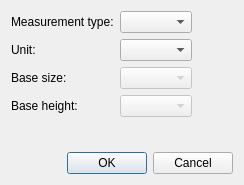
First picture: the form in src/app/seamlyme/dialogs/dialognewmeasurements.ui, repository FashionFreedom/Seamly2D, before the edit.
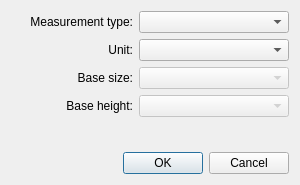
Second picture: the form after the edit. Icons and pictures are not drawn.

Diff of the .ui file:
```diff
--- a/src/app/seamlyme/dialogs/dialognewmeasurements.ui
+++ b/src/app/seamlyme/dialogs/dialognewmeasurements.ui
@@ -9,10 +9,16 @@
    <rect>
     <x>0</x>
     <y>0</y>
-    <width>244</width>
+    <width>300</width>
     <height>185</height>
    </rect>
   </property>
+  <property name="minimumSize">
+   <size>
+    <width>300</width>
+    <height>0</height>
+   </size>
+  </property>
   <property name="windowTitle">
    <string>New measurement file</string>
   </property>
@@ -22,18 +28,24 @@
   </property>
   <layout class="QVBoxLayout" name="verticalLayout">
    <item>
-    <layout class="QFormLayout" name="formLayout">
-     <property name="fieldGrowthPolicy">
-      <enum>QFormLayout::ExpandingFieldsGrow</enum>
-     </property>
-     <item row="0" column="0">
+    <layout class="QHBoxLayout" name="horizontalLayout">
+     <item>
       <widget class="QLabel" name="label">
+       <property name="minimumSize">
+        <size>
+         <width>120</width>
+         <height>0</height>
+        </size>
+       </property>
        <property name="text">
         <string>Measurement type:</string>
        </property>
+       <property name="alignment">
+        <set>Qt::AlignRight|Qt::AlignTrailing|Qt::AlignVCenter</set>
+       </property>
       </widget>
      </item>
-     <item row="0" column="1">
+     <item>
       <widget class="QComboBox" name="comboBoxMType">
        <property name="sizePolicy">
         <sizepolicy hsizetype="Preferred" vsizetype="Preferred">
@@ -41,16 +53,35 @@
          <verstretch>0</verstretch>
         </sizepolicy>
        </property>
+       <property name="minimumSize">
+        <size>
+         <width>150</width>
+         <height>0</height>
+        </size>
+       </property>
       </widget>
      </item>
-     <item row="1" column="0">
+    </layout>
+   </item>
+   <item>
+    <layout class="QHBoxLayout" name="horizontalLayout_2">
+     <item>
       <widget class="QLabel" name="label_5">
+       <property name="minimumSize">
+        <size>
+         <width>120</width>
+         <height>0</height>
+        </size>
+       </property>
        <property name="text">
         <string>Unit:</string>
        </property>
+       <property name="alignment">
+        <set>Qt::AlignRight|Qt::AlignTrailing|Qt::AlignVCenter</set>
+       </property>
       </widget>
      </item>
-     <item row="1" column="1">
+     <item>
       <widget class="QComboBox" name="comboBoxUnit">
        <property name="sizePolicy">
         <sizepolicy hsizetype="Preferred" vsizetype="Preferred">
@@ -58,16 +89,35 @@
          <verstretch>0</verstretch>
         </sizepolicy>
        </property>
+       <property name="minimumSize">
+        <size>
+         <width>150</width>
+         <height>0</height>
+        </size>
+       </property>
       </widget>
      </item>
-     <item row="2" column="0">
+    </layout>
+   </item>
+   <item>
+    <layout class="QHBoxLayout" name="horizontalLayout_3">
+     <item>
       <widget class="QLabel" name="label_2">
+       <property name="minimumSize">
+        <size>
+         <width>120</width>
+         <height>0</height>
+        </size>
+       </property>
        <property name="text">
         <string>Base size:</string>
        </property>
+       <property name="alignment">
+        <set>Qt::AlignRight|Qt::AlignTrailing|Qt::AlignVCenter</set>
+       </property>
       </widget>
      </item>
-     <item row="2" column="1">
+     <item>
       <widget class="QComboBox" name="comboBoxBaseSize">
        <property name="enabled">
         <bool>false</bool>
@@ -80,7 +130,7 @@
        </property>
        <property name="minimumSize">
         <size>
-         <width>0</width>
+         <width>150</width>
          <height>0</height>
         </size>
        </property>
@@ -89,14 +139,27 @@
        </property>
       </widget>
      </item>
-     <item row="3" column="0">
+    </layout>
+   </item>
+   <item>
+    <layout class="QHBoxLayout" name="horizontalLayout_4">
+     <item>
       <widget class="QLabel" name="label_3">
+       <property name="minimumSize">
+        <size>
+         <width>120</width>
+         <height>0</height>
+        </size>
+       </property>
        <property name="text">
         <string>Base height:</string>
        </property>
+       <property name="alignment">
+        <set>Qt::AlignRight|Qt::AlignTrailing|Qt::AlignVCenter</set>
+       </property>
       </widget>
      </item>
-     <item row="3" column="1">
+     <item>
       <widget class="QComboBox" name="comboBoxBaseHeight">
        <property name="enabled">
         <bool>false</bool>
@@ -109,7 +172,7 @@
        </property>
        <property name="minimumSize">
         <size>
-         <width>0</width>
+         <width>150</width>
          <height>0</height>
         </size>
        </property>
@@ -120,6 +183,19 @@
      </item>
     </layout>
    </item>
+   <item>
+    <spacer name="verticalSpacer">
+     <property name="orientation">
+      <enum>Qt::Vertical</enum>
+     </property>
+     <property name="sizeHint" stdset="0">
+      <size>
+       <width>20</width>
+       <height>40</height>
+      </size>
+     </property>
+    </spacer>
+   </item>
    <item>
     <widget class="QDialogButtonBox" name="buttonBox">
      <property name="orientation">
```
